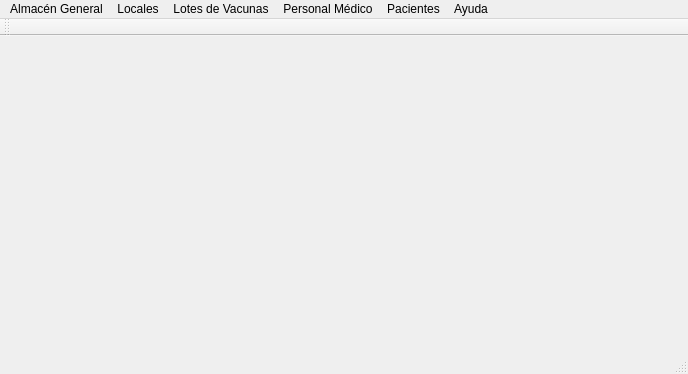
JMOrbegoso/USS-2021-II-PP, file PAF_GUI/PAF_GRAFICA/gui/mainwindow.ui: the form before one commit.
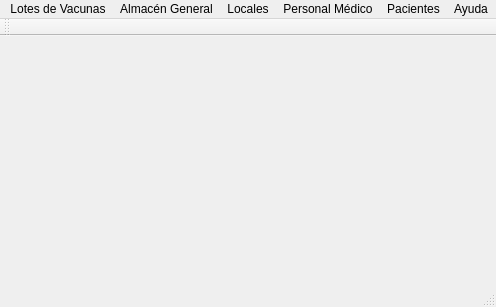
The form after the commit. Icons and pictures are not drawn.

Patch:
```diff
--- a/PAF_GUI/PAF_GRAFICA/gui/mainwindow.ui
+++ b/PAF_GUI/PAF_GRAFICA/gui/mainwindow.ui
@@ -6,8 +6,8 @@
    <rect>
     <x>0</x>
     <y>0</y>
-    <width>688</width>
-    <height>374</height>
+    <width>496</width>
+    <height>307</height>
    </rect>
   </property>
   <property name="windowTitle">
@@ -23,7 +23,7 @@
     <rect>
      <x>0</x>
      <y>0</y>
-     <width>688</width>
+     <width>496</width>
      <height>20</height>
     </rect>
    </property>
@@ -75,9 +75,9 @@
     <addaction name="actionAcerca_de"/>
     <addaction name="actionSalir"/>
    </widget>
+   <addaction name="menuLotes"/>
    <addaction name="menuAlmacen"/>
    <addaction name="menuLocales"/>
-   <addaction name="menuLotes"/>
    <addaction name="menuPersonal"/>
    <addaction name="menuPacientes"/>
    <addaction name="menuHelp"/>
```
